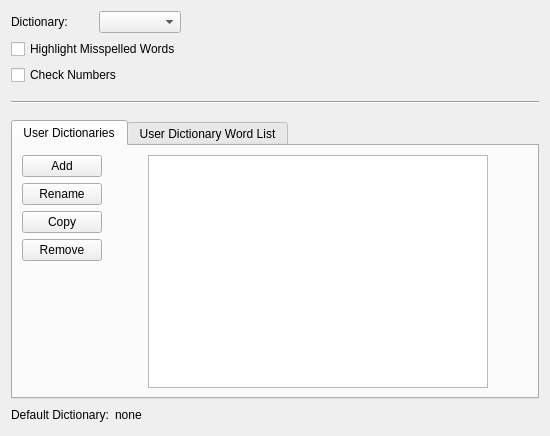
Qt form src/Form_Files/PSpellCheckWidget.ui (Sigil-Ebook/Sigil) before a commit.
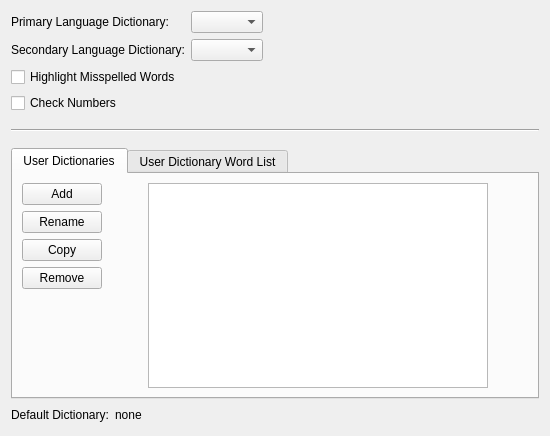
The same form after that commit.

Commit message: start work on multiple language spellchecking

The edit to the form file:
```diff
--- a/src/Form_Files/PSpellCheckWidget.ui
+++ b/src/Form_Files/PSpellCheckWidget.ui
@@ -19,7 +19,7 @@
      <item row="0" column="0">
       <widget class="QLabel" name="dict_label">
        <property name="text">
-        <string>Dictionary:</string>
+        <string>Primary Language Dictionary:</string>
        </property>
       </widget>
      </item>
@@ -46,7 +46,37 @@
        </property>
       </spacer>
      </item>
-     <item row="1" column="0" colspan="2">
+     <item row="1" column="0">
+      <widget class="QLabel" name="dict_label2d">
+       <property name="text">
+        <string>Secondary Language Dictionary:</string>
+       </property>
+      </widget>
+     </item>
+     <item row="1" column="1">
+      <widget class="QComboBox" name="dictionaries2d">
+       <property name="sizePolicy">
+        <sizepolicy hsizetype="Preferred" vsizetype="Fixed">
+         <horstretch>0</horstretch>
+         <verstretch>0</verstretch>
+        </sizepolicy>
+       </property>
+      </widget>
+     </item>
+     <item row="1" column="2">
+      <spacer name="horizontalSpacer2d">
+       <property name="orientation">
+        <enum>Qt::Horizontal</enum>
+       </property>
+       <property name="sizeHint" stdset="0">
+        <size>
+         <width>40</width>
+         <height>20</height>
+        </size>
+       </property>
+      </spacer>
+     </item>
+     <item row="2" column="0" colspan="2">
       <widget class="QCheckBox" name="HighlightMisspelled">
        <property name="toolTip">
         <string>Highlight misspelled words in Code View.</string>
@@ -56,7 +86,7 @@
        </property>
       </widget>
      </item>
-     <item row="1" column="2">
+     <item row="2" column="2">
       <spacer name="horizontalSpacer_4">
        <property name="orientation">
         <enum>Qt::Horizontal</enum>
@@ -69,7 +99,7 @@
        </property>
       </spacer>
      </item>
-     <item row="2" column="0" colspan="2">
+     <item row="3" column="0" colspan="2">
       <widget class="QCheckBox" name="CheckNumbers">
        <property name="toolTip">
         <string>Check words with numbers in them.</string>
@@ -79,7 +109,7 @@
        </property>
       </widget>
      </item>
-     <item row="2" column="2">
+     <item row="3" column="2">
       <spacer name="horizontalSpacer_3">
        <property name="orientation">
         <enum>Qt::Horizontal</enum>
```
Left out of the diff: 1 changed line with no effect on the pictures. The commit also changes 9 other files.
